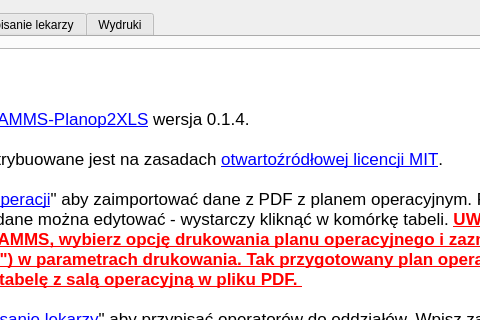
First picture: the form in amms_planop2xls/mainwindow.ui, repository mpasternak/amms-planop2xls, before the edit; both pictures show x 264 to 744 and y 0 to 320 of the 914 by 676 pixel window.
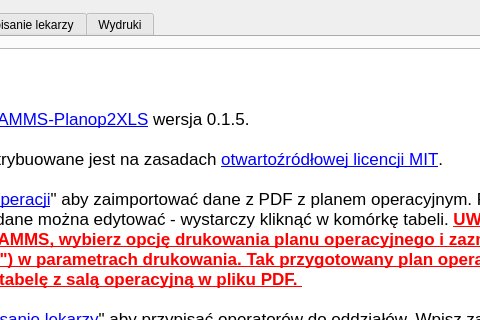
Second picture: the form after the edit. Icons and pictures are not drawn.

```diff
--- a/amms_planop2xls/mainwindow.ui
+++ b/amms_planop2xls/mainwindow.ui
@@ -40,7 +40,7 @@
 &lt;/style&gt;&lt;/head&gt;&lt;body style=&quot; font-family:'.SF NS Text'; font-size:13pt; font-weight:400; font-style:normal;&quot;&gt;
 &lt;p style=&quot; margin-top:0px; margin-bottom:0px; margin-left:0px; margin-right:0px; -qt-block-indent:0; text-indent:0px;&quot;&gt;&lt;span style=&quot; font-size:18pt; font-weight:600;&quot;&gt;Instrukcja obsługi&lt;/span&gt;&lt;/p&gt;
 &lt;p style=&quot;-qt-paragraph-type:empty; margin-top:0px; margin-bottom:0px; margin-left:0px; margin-right:0px; -qt-block-indent:0; text-indent:0px; font-size:18pt; font-weight:600;&quot;&gt;&lt;br /&gt;&lt;/p&gt;
-&lt;p style=&quot; margin-top:0px; margin-bottom:0px; margin-left:0px; margin-right:0px; -qt-block-indent:0; text-indent:0px;&quot;&gt;Korzystasz z oprogramowania &lt;a href=&quot;https://github.com/mpasternak/amms-planop2xls&quot;&gt;&lt;span style=&quot; text-decoration: underline; color:#0000ff;&quot;&gt;AMMS-Planop2XLS&lt;/span&gt;&lt;/a&gt; wersja 0.1.4. &lt;/p&gt;
+&lt;p style=&quot; margin-top:0px; margin-bottom:0px; margin-left:0px; margin-right:0px; -qt-block-indent:0; text-indent:0px;&quot;&gt;Korzystasz z oprogramowania &lt;a href=&quot;https://github.com/mpasternak/amms-planop2xls&quot;&gt;&lt;span style=&quot; text-decoration: underline; color:#0000ff;&quot;&gt;AMMS-Planop2XLS&lt;/span&gt;&lt;/a&gt; wersja 0.1.5. &lt;/p&gt;
 &lt;p style=&quot;-qt-paragraph-type:empty; margin-top:0px; margin-bottom:0px; margin-left:0px; margin-right:0px; -qt-block-indent:0; text-indent:0px;&quot;&gt;&lt;br /&gt;&lt;/p&gt;
 &lt;p style=&quot; margin-top:0px; margin-bottom:0px; margin-left:0px; margin-right:0px; -qt-block-indent:0; text-indent:0px;&quot;&gt;Niniejsze oprogramowanie dystrybuowane jest na zasadach &lt;a href=&quot;https://pl.wikipedia.org/wiki/Licencja_MIT&quot;&gt;&lt;span style=&quot; text-decoration: underline; color:#0000ff;&quot;&gt;otwartoźródłowej licencji MIT&lt;/span&gt;&lt;/a&gt;. &lt;/p&gt;
 &lt;p style=&quot;-qt-paragraph-type:empty; margin-top:0px; margin-bottom:0px; margin-left:0px; margin-right:0px; -qt-block-indent:0; text-indent:0px;&quot;&gt;&lt;br /&gt;&lt;/p&gt;
```
